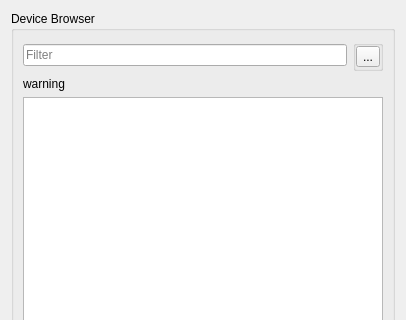
Old version of the form bec_widgets/widgets/services/device_browser/device_browser.ui in the repository bec-project/bec_widgets; both pictures show x 0 to 406 and y 0 to 320 of the 406 by 500 pixel window.
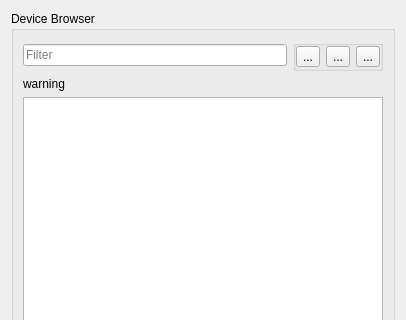
New version of the form.

What changed in the file:
```diff
--- a/bec_widgets/widgets/services/device_browser/device_browser.ui
+++ b/bec_widgets/widgets/services/device_browser/device_browser.ui
@@ -51,6 +51,20 @@
              </property>
             </widget>
            </item>
+           <item>
+            <widget class="QToolButton" name="save_button">
+             <property name="text">
+              <string>...</string>
+             </property>
+            </widget>
+           </item>
+           <item>
+            <widget class="QToolButton" name="import_button">
+             <property name="text">
+              <string>...</string>
+             </property>
+            </widget>
+           </item>
           </layout>
          </widget>
         </item>
```
